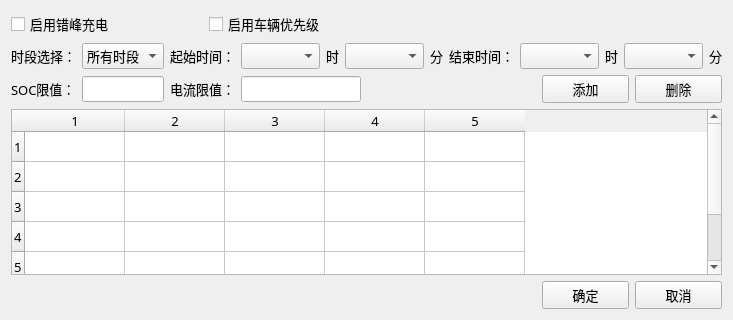
wwkl3385/configTool_BY_QT, file ConfigTool/cfcddlg.ui: the form before one commit.
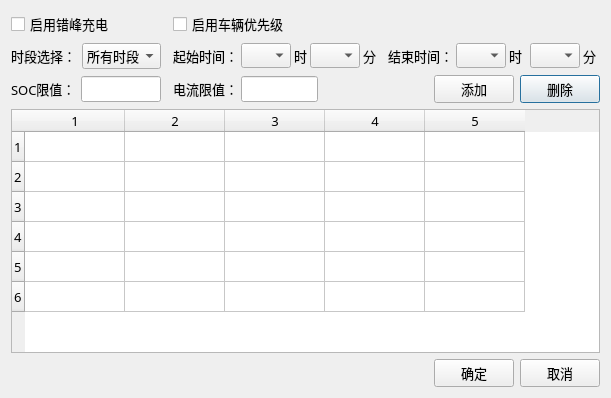
The form after the commit.

Commit message: 错峰充电，添加表格

```diff
--- a/ConfigTool/cfcddlg.ui
+++ b/ConfigTool/cfcddlg.ui
@@ -1,13 +1,13 @@
 <?xml version="1.0" encoding="UTF-8"?>
 <ui version="4.0">
- <class>CFCDDlg</class>
- <widget class="QWidget" name="CFCDDlg">
+ <class>cfcdDlg</class>
+ <widget class="QDialog" name="cfcdDlg">
   <property name="geometry">
    <rect>
     <x>0</x>
     <y>0</y>
-    <width>597</width>
-    <height>320</height>
+    <width>611</width>
+    <height>398</height>
    </rect>
   </property>
   <property name="font">
@@ -20,7 +20,55 @@
    <string>Form</string>
   </property>
   <layout class="QGridLayout" name="gridLayout">
-   <item row="5" column="0" colspan="6">
+   <item row="2" column="4">
+    <spacer name="horizontalSpacer">
+     <property name="orientation">
+      <enum>Qt::Horizontal</enum>
+     </property>
+     <property name="sizeType">
+      <enum>QSizePolicy::Fixed</enum>
+     </property>
+     <property name="sizeHint" stdset="0">
+      <size>
+       <width>40</width>
+       <height>20</height>
+      </size>
+     </property>
+    </spacer>
+   </item>
+   <item row="0" column="0">
+    <widget class="QCheckBox" name="CFCDEnableCheckBox">
+     <property name="enabled">
+      <bool>true</bool>
+     </property>
+     <property name="text">
+      <string>启用错峰充电</string>
+     </property>
+    </widget>
+   </item>
+   <item row="0" column="2">
+    <widget class="QCheckBox" name="priorityCheckBox">
+     <property name="enabled">
+      <bool>true</bool>
+     </property>
+     <property name="font">
+      <font>
+       <family>微软雅黑</family>
+      </font>
+     </property>
+     <property name="text">
+      <string>启用车辆优先级</string>
+     </property>
+    </widget>
+   </item>
+   <item row="2" column="6">
+    <widget class="QPushButton" name="CFCDDeletePushButton">
+     <property name="text">
+      <string>删除</string>
+     </property>
+    </widget>
+   </item>
+   <item row="3" column="0" colspan="7">
     <widget class="QTableWidget" name="CFCDTableWidget">
      <property name="rowCount">
       <number>6</number>
@@ -32,11 +80,20 @@
       <bool>true</bool>
      </attribute>
      <attribute name="horizontalHeaderCascadingSectionResizes">
-      <bool>false</bool>
+      <bool>true</bool>
+     </attribute>
+     <attribute name="horizontalHeaderDefaultSectionSize">
+      <number>100</number>
      </attribute>
      <attribute name="horizontalHeaderHighlightSections">
       <bool>true</bool>
      </attribute>
+     <attribute name="horizontalHeaderMinimumSectionSize">
+      <number>10</number>
+     </attribute>
+     <attribute name="verticalHeaderDefaultSectionSize">
+      <number>30</number>
+     </attribute>
      <row/>
      <row/>
      <row/>
@@ -50,17 +107,138 @@
      <column/>
     </widget>
    </item>
-   <item row="3" column="0">
-    <layout class="QHBoxLayout" name="horizontalLayout_4">
+   <item row="2" column="5">
+    <widget class="QPushButton" name="CFCDAddPushButton">
+     <property name="text">
+      <string>添加</string>
+     </property>
+    </widget>
+   </item>
+   <item row="4" column="5">
+    <widget class="QPushButton" name="CFCDSavePushButton">
+     <property name="text">
+      <string>确定</string>
+     </property>
+    </widget>
+   </item>
+   <item row="4" column="6">
+    <widget class="QPushButton" name="CFCDExitPushButton">
+     <property name="text">
+      <string>取消</string>
+     </property>
+    </widget>
+   </item>
+   <item row="2" column="2">
+    <layout class="QHBoxLayout" name="horizontalLayout_3">
+     <property name="spacing">
+      <number>8</number>
+     </property>
      <item>
+      <widget class="QLabel" name="label_9">
+       <property name="maximumSize">
+        <size>
+         <width>60</width>
+         <height>16777215</height>
+        </size>
+       </property>
+       <property name="text">
+        <string>电流限值：</string>
+       </property>
+      </widget>
+     </item>
+     <item>
+      <widget class="QLineEdit" name="currentLineEdit">
+       <property name="maximumSize">
+        <size>
+         <width>77</width>
+         <height>16777215</height>
+        </size>
+       </property>
+      </widget>
+     </item>
+     <item>
+      <spacer name="horizontalSpacer_2">
+       <property name="orientation">
+        <enum>Qt::Horizontal</enum>
+       </property>
+       <property name="sizeHint" stdset="0">
+        <size>
+         <width>40</width>
+         <height>20</height>
+        </size>
+       </property>
+      </spacer>
+     </item>
+    </layout>
+   </item>
+   <item row="1" column="2">
+    <layout class="QHBoxLayout" name="horizontalLayout">
+     <property name="spacing">
+      <number>3</number>
+     </property>
+     <item>
+      <widget class="QLabel" name="label_2">
+       <property name="text">
+        <string>起始时间：</string>
+       </property>
+      </widget>
+     </item>
+     <item>
+      <widget class="QComboBox" name="startHourComboBox">
+       <property name="enabled">
+        <bool>true</bool>
+       </property>
+       <property name="maximumSize">
+        <size>
+         <width>50</width>
+         <height>25</height>
+        </size>
+       </property>
+      </widget>
+     </item>
+     <item>
+      <widget class="QLabel" name="label_3">
+       <property name="text">
+        <string>时</string>
+       </property>
+      </widget>
+     </item>
+     <item>
+      <widget class="QComboBox" name="startMinuteComboBox">
+       <property name="maximumSize">
+        <size>
+         <width>50</width>
+         <height>25</height>
+        </size>
+       </property>
+      </widget>
+     </item>
+     <item>
+      <widget class="QLabel" name="label_4">
+       <property name="text">
+        <string>分</string>
+       </property>
+      </widget>
+     </item>
+    </layout>
+   </item>
+   <item row="1" column="0">
+    <layout class="QFormLayout" name="formLayout">
+     <item row="0" column="0">
       <widget class="QLabel" name="label">
        <property name="text">
         <string>时段选择：</string>
        </property>
       </widget>
      </item>
-     <item>
+     <item row="0" column="1">
       <widget class="QComboBox" name="periodComboBox">
+       <property name="maximumSize">
+        <size>
+         <width>79</width>
+         <height>16777215</height>
+        </size>
+       </property>
        <item>
         <property name="text">
          <string>所有时段</string>
@@ -90,8 +268,11 @@
      </item>
     </layout>
    </item>
-   <item row="3" column="3" colspan="3">
-    <layout class="QHBoxLayout" name="horizontalLayout_3">
+   <item row="1" column="4" colspan="3">
+    <layout class="QHBoxLayout" name="horizontalLayout_2">
+     <property name="spacing">
+      <number>3</number>
+     </property>
      <item>
       <widget class="QLabel" name="label_5">
        <property name="text">
@@ -100,7 +281,14 @@
       </widget>
      </item>
      <item>
-      <widget class="QComboBox" name="stopHourComboBox"/>
+      <widget class="QComboBox" name="stopHourComboBox">
+       <property name="maximumSize">
+        <size>
+         <width>50</width>
+         <height>25</height>
+        </size>
+       </property>
+      </widget>
      </item>
      <item>
       <widget class="QLabel" name="label_6">
@@ -110,7 +298,14 @@
       </widget>
      </item>
      <item>
-      <widget class="QComboBox" name="stopMinuteComboBox"/>
+      <widget class="QComboBox" name="stopMinuteComboBox">
+       <property name="maximumSize">
+        <size>
+         <width>50</width>
+         <height>25</height>
+        </size>
+       </property>
+      </widget>
      </item>
      <item>
       <widget class="QLabel" name="label_7">
@@ -121,71 +316,11 @@
      </item>
     </layout>
    </item>
-   <item row="4" column="4" colspan="2">
-    <layout class="QHBoxLayout" name="horizontalLayout_7">
-     <item>
-      <widget class="QPushButton" name="CFCDAddPushButton">
-       <property name="text">
-        <string>添加</string>
-       </property>
-      </widget>
-     </item>
-     <item>
-      <widget class="QPushButton" name="CFCDDeletePushButton">
-       <property name="text">
-        <string>删除</string>
-       </property>
-      </widget>
-     </item>
-    </layout>
-   </item>
-   <item row="3" column="1" colspan="2">
-    <layout class="QHBoxLayout" name="horizontalLayout_2">
-     <item>
-      <widget class="QLabel" name="label_2">
-       <property name="text">
-        <string>起始时间：</string>
-       </property>
-      </widget>
-     </item>
-     <item>
-      <widget class="QComboBox" name="startHourComboBox"/>
-     </item>
-     <item>
-      <widget class="QLabel" name="label_3">
-       <property name="text">
-        <string>时</string>
-       </property>
-      </widget>
-     </item>
-     <item>
-      <widget class="QComboBox" name="startMinuteComboBox"/>
-     </item>
-     <item>
-      <widget class="QLabel" name="label_4">
-       <property name="text">
-        <string>分</string>
-       </property>
-      </widget>
-     </item>
-    </layout>
-   </item>
-   <item row="6" column="5">
-    <widget class="QPushButton" name="CFCDExitPushButton">
-     <property name="text">
-      <string>取消</string>
+   <item row="2" column="0">
+    <layout class="QHBoxLayout" name="horizontalLayout_4">
+     <property name="spacing">
+      <number>3</number>
      </property>
-    </widget>
-   </item>
-   <item row="6" column="4">
-    <widget class="QPushButton" name="CFCDSavePushButton">
-     <property name="text">
-      <string>确定</string>
-     </property>
-    </widget>
-   </item>
-   <item row="4" column="0">
-    <layout class="QHBoxLayout" name="horizontalLayout_5">
      <item>
       <widget class="QLabel" name="label_8">
        <property name="text">
@@ -194,41 +329,37 @@
       </widget>
      </item>
      <item>
-      <widget class="QLineEdit" name="SOCLineEdit"/>
-     </item>
-    </layout>
-   </item>
-   <item row="4" column="1">
-    <layout class="QHBoxLayout" name="horizontalLayout_6">
-     <item>
-      <widget class="QLabel" name="label_9">
-       <property name="text">
-        <string>电流限值：</string>
+      <widget class="QLineEdit" name="SOCLineEdit">
+       <property name="sizePolicy">
+        <sizepolicy hsizetype="Maximum" vsizetype="Fixed">
+         <horstretch>0</horstretch>
+         <verstretch>0</verstretch>
+        </sizepolicy>
        </property>
-      </widget>
-     </item>
-     <item>
-      <widget class="QLineEdit" name="currentLineEdit"/>
-     </item>
-     <item>
-      <spacer name="horizontalSpacer_3">
-       <property name="orientation">
-        <enum>Qt::Horizontal</enum>
-       </property>
-       <property name="sizeType">
-        <enum>QSizePolicy::Fixed</enum>
-       </property>
-       <property name="sizeHint" stdset="0">
+       <property name="maximumSize">
         <size>
-         <width>40</width>
-         <height>20</height>
+         <width>80</width>
+         <height>16777215</height>
         </size>
        </property>
-      </spacer>
+      </widget>
      </item>
     </layout>
    </item>
-   <item row="0" column="2">
+   <item row="1" column="1">
+    <spacer name="horizontalSpacer_3">
+     <property name="orientation">
+      <enum>Qt::Horizontal</enum>
+     </property>
+     <property name="sizeHint" stdset="0">
+      <size>
+       <width>40</width>
+       <height>20</height>
+      </size>
+     </property>
+    </spacer>
+   </item>
+   <item row="2" column="3">
     <spacer name="horizontalSpacer_4">
      <property name="orientation">
       <enum>Qt::Horizontal</enum>
@@ -241,29 +372,6 @@
      </property>
     </spacer>
    </item>
-   <item row="0" column="0" colspan="2">
-    <layout class="QHBoxLayout" name="horizontalLayout">
-     <item>
-      <widget class="QCheckBox" name="CFCDEnableCheckBox">
-       <property name="text">
-        <string>启用错峰充电</string>
-       </property>
-      </widget>
-     </item>
-     <item>
-      <widget class="QCheckBox" name="priorityCheckBox">
-       <property name="font">
-        <font>
-         <family>微软雅黑</family>
-        </font>
-       </property>
-       <property name="text">
-        <string>启用车辆优先级</string>
-       </property>
-      </widget>
-     </item>
-    </layout>
-   </item>
   </layout>
  </widget>
  <resources/>
```
Left out of the diff: 37 changed lines with no effect on the pictures. The commit also changes 11 other files.
